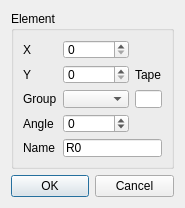
Before: the Qt Designer form newpart.ui in atomichammer/SMT_Creator, drawn with Qt 5.
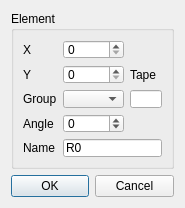
After: the same form once the commit is applied.

```diff
--- a/newpart.ui
+++ b/newpart.ui
@@ -78,7 +78,11 @@
        </widget>
       </item>
       <item row="2" column="1">
-       <widget class="QComboBox" name="cbGroup"/>
+       <widget class="QComboBox" name="cbGroup">
+        <property name="sizeAdjustPolicy">
+         <enum>QComboBox::AdjustToMinimumContentsLength</enum>
+        </property>
+       </widget>
       </item>
       <item row="3" column="0">
        <widget class="QLabel" name="label_4">
```
